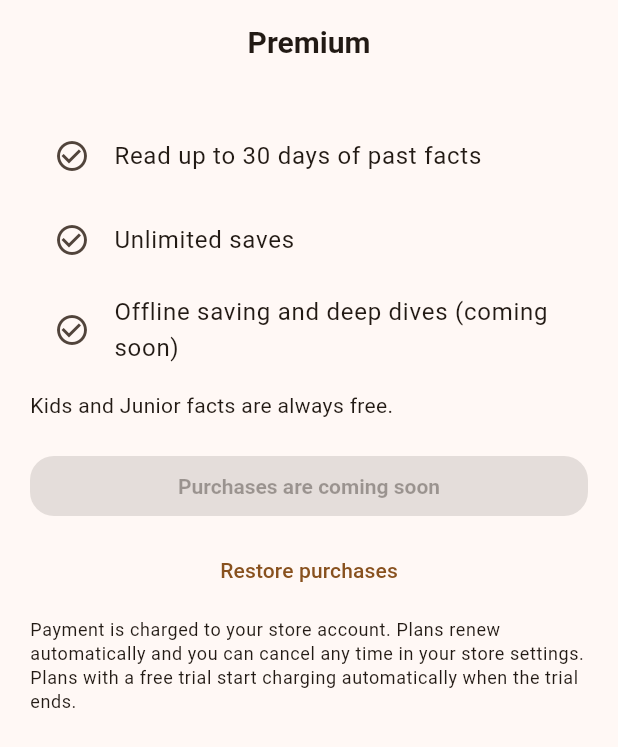
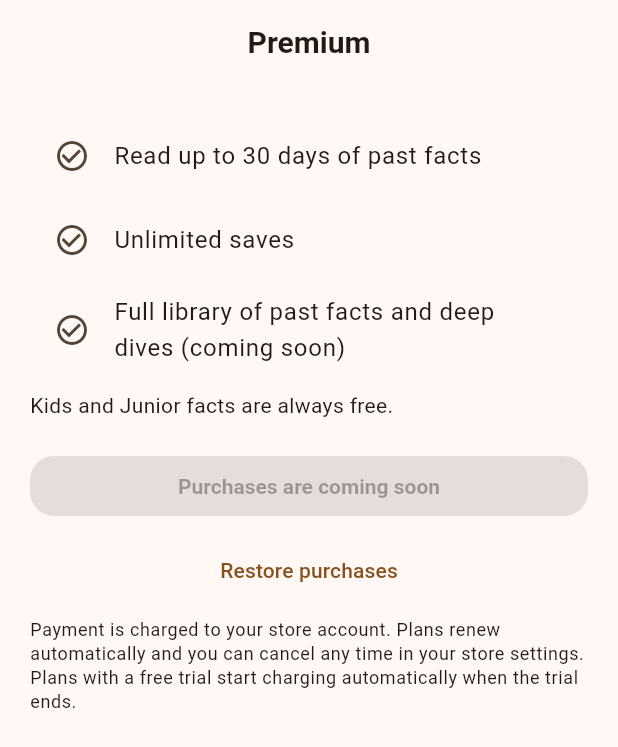
Before and after one commit to zka32101/knowly, a Flutter app: the PremiumScreen screen opened by its route, on a phone screen of 412 x 824 dp. Shown: the top 747 px of the screen. Run offline on Flutter 3.47's test engine with Material 3 defaults, Android fonts, the phone set to English and light mode, and no system bars; our stand-ins replace audio_service, firebase_core, flutter_local_notifications, flutter_riverpod, flutter_timezone, flutter_tts and 4 more; missing offline and left inert: cross_promo_kit, home_widget, purchases_flutter; accounts and stored records are empty.

Commit message:
Paywall: annual savings badge, honest benefit copy
Co-Authored-By: Claude Sonnet 5.5 <noreply@anthropic.com>
Claude-Session: https://claude.ai/code/session_01TV5FS5z2TaHhGRMDVKXkpw

```diff
--- a/lib/l10n/app_en.arb
+++ b/lib/l10n/app_en.arb
@@ -85,7 +85,9 @@
   "premiumTitle": "Premium",
   "premiumBenefit1": "Read up to 30 days of past facts",
   "premiumBenefit2": "Unlimited saves",
-  "premiumBenefit3": "Offline saving and deep dives (coming soon)",
+  "premiumBenefit3": "Full library of past facts and deep dives (coming soon)",
+  "premiumSave": "Save {n}%",
+  "@premiumSave": {"placeholders": {"n": {"type": "int"}}},
   "premiumKidsFree": "Kids and Junior facts are always free.",
   "premiumUnavailable": "Purchases are coming soon",
   "premiumOffline": "Couldn't load plans. Connect to the internet and open this screen again.",
--- a/lib/l10n/app_es.arb
+++ b/lib/l10n/app_es.arb
@@ -78,7 +78,9 @@
   "premiumTitle": "Premium",
   "premiumBenefit1": "Lee hasta 30 días de datos anteriores",
   "premiumBenefit2": "Guardados ilimitados",
-  "premiumBenefit3": "Guardado sin conexión y explicaciones a fondo (próximamente)",
+  "premiumBenefit3": "Biblioteca completa de datos pasados y análisis a fondo (próximamente)",
+  "premiumSave": "Ahorra {n}%",
+  "@premiumSave": {"placeholders": {"n": {"type": "int"}}},
   "premiumKidsFree": "Los datos de Kids y Junior son siempre gratuitos.",
   "premiumUnavailable": "Las compras estarán disponibles pronto",
   "premiumOffline": "No se pudieron cargar los planes. Conéctate a internet y vuelve a abrir esta pantalla.",
--- a/lib/l10n/app_ja.arb
+++ b/lib/l10n/app_ja.arb
@@ -85,7 +85,9 @@
   "premiumTitle": "プレミアム",
   "premiumBenefit1": "これまでの雑学を30日ぶんまで読める",
   "premiumBenefit2": "保存が無制限",
-  "premiumBenefit3": "オフライン保存・深掘り解説（準備中）",
+  "premiumBenefit3": "全バックカタログのライブラリと深掘り解説（準備中）",
+  "premiumSave": "{n}%おトク",
+  "@premiumSave": {"placeholders": {"n": {"type": "int"}}},
   "premiumKidsFree": "キッズ・ジュニアの雑学はずっと無料です。",
   "premiumUnavailable": "購入機能は準備中です",
   "premiumOffline": "プランを読み込めませんでした。ネットワークにつないでからもう一度ひらいてください",
--- a/lib/l10n/app_ko.arb
+++ b/lib/l10n/app_ko.arb
@@ -78,7 +78,9 @@
   "premiumTitle": "Premium",
   "premiumBenefit1": "최근 30일의 지난 상식 읽기",
   "premiumBenefit2": "무제한 저장",
-  "premiumBenefit3": "오프라인 저장과 심화 해설 (준비 중)",
+  "premiumBenefit3": "지난 상식 전체 라이브러리와 심화 해설 (준비 중)",
+  "premiumSave": "{n}% 절약",
+  "@premiumSave": {"placeholders": {"n": {"type": "int"}}},
   "premiumKidsFree": "Kids와 Junior의 상식은 언제나 무료예요.",
   "premiumUnavailable": "결제 기능은 준비 중이에요",
   "premiumOffline": "요금제를 불러오지 못했어요. 인터넷에 연결한 뒤 다시 열어 주세요.",
--- a/lib/l10n/app_localizations.dart
+++ b/lib/l10n/app_localizations.dart
@@ -557,8 +557,14 @@ abstract class AppLocalizations {
   /// No description provided for @premiumBenefit3.
   ///
   /// In ja, this message translates to:
-  /// **'オフライン保存・深掘り解説（準備中）'**
+  /// **'全バックカタログのライブラリと深掘り解説（準備中）'**
   String get premiumBenefit3;
+
+  /// No description provided for @premiumSave.
+  ///
+  /// In ja, this message translates to:
+  /// **'{n}%おトク'**
+  String premiumSave(int n);
 
   /// No description provided for @premiumKidsFree.
   ///
--- a/lib/l10n/app_localizations_en.dart
+++ b/lib/l10n/app_localizations_en.dart
@@ -249,7 +249,13 @@ class AppLocalizationsEn extends AppLocalizations {
   String get premiumBenefit2 => 'Unlimited saves';
 
   @override
-  String get premiumBenefit3 => 'Offline saving and deep dives (coming soon)';
+  String get premiumBenefit3 =>
+      'Full library of past facts and deep dives (coming soon)';
+
+  @override
+  String premiumSave(int n) {
+    return 'Save $n%';
+  }
 
   @override
   String get premiumKidsFree => 'Kids and Junior facts are always free.';
--- a/lib/l10n/app_zh.arb
+++ b/lib/l10n/app_zh.arb
@@ -78,7 +78,9 @@
   "premiumTitle": "Premium",
   "premiumBenefit1": "可阅读最近 30 天的往期冷知识",
   "premiumBenefit2": "无限收藏",
-  "premiumBenefit3": "离线保存与深度解读（即将推出）",
+  "premiumBenefit3": "全部往期知识库和深度解读（即将推出）",
+  "premiumSave": "省 {n}%",
+  "@premiumSave": {"placeholders": {"n": {"type": "int"}}},
   "premiumKidsFree": "Kids 和 Junior 的冷知识永远免费。",
   "premiumUnavailable": "购买功能即将推出",
   "premiumOffline": "无法加载套餐。请连接网络后重新打开此页面。",
--- a/lib/l10n/ja_styles.dart
+++ b/lib/l10n/ja_styles.dart
@@ -203,6 +203,9 @@ class AppLocalizationsJaJunior extends AppLocalizationsJa {
   String get ratingHeh => _jr(super.ratingHeh);
 
   @override
+  String premiumSave(int n) => _jr(super.premiumSave(n));
+
+  @override
   String get gateOk => _jr(super.gateOk);
 
   @override
@@ -863,6 +866,11 @@ class AppLocalizationsJaAdult extends AppLocalizationsJa {
 
   @override
   String get ratingHeh => 'へぇ！';
+
+  @override
+  String premiumSave(int n) {
+    return '${n}%お得';
+  }
 
   @override
   String get gateOk => '次へ';
--- a/lib/screens/premium_screen.dart
+++ b/lib/screens/premium_screen.dart
@@ -105,16 +105,34 @@ class _PremiumScreenState extends ConsumerState<PremiumScreen> {
                         for (final o in list)
                           Card(
                             key: Key('offer_${o.id}'),
+                            shape: o.period == PurchasePeriod.annual
+                                ? RoundedRectangleBorder(
+                                    borderRadius: BorderRadius.circular(12),
+                                    side: BorderSide(color: theme.colorScheme.primary, width: 2))
+                                : null,
                             child: Padding(
                               padding: const EdgeInsets.all(16),
                               child: Column(
                                 crossAxisAlignment: CrossAxisAlignment.start,
                                 children: [
-                                  Text(
-                                    o.period == PurchasePeriod.monthly
-                                        ? l.premiumMonthly
-                                        : l.premiumAnnual,
-                                    style: theme.textTheme.titleMedium,
+                                  Row(
+                                    children: [
+                                      Text(
+                                        o.period == PurchasePeriod.monthly
+                                            ? l.premiumMonthly
+                                            : l.premiumAnnual,
+                                        style: theme.textTheme.titleMedium,
+                                      ),
+                                      if (o.period == PurchasePeriod.annual &&
+                                          annualSavingsPercent(list) != null) ...[
+                                        const SizedBox(width: 8),
+                                        Chip(
+                                          key: const Key('annual_savings'),
+                                          label: Text(l.premiumSave(annualSavingsPercent(list)!)),
+                                          visualDensity: VisualDensity.compact,
+                                        ),
+                                      ],
+                                    ],
                                   ),
                                   const SizedBox(height: 4),
                                   Text(o.priceString,
```
Also changed, not shown: lib/l10n/app_localizations_es.dart (+6 -1 lines), lib/l10n/app_localizations_ja.dart (+6 -1 lines), lib/l10n/app_localizations_ko.dart (+6 -1 lines), lib/l10n/app_localizations_zh.dart (+6 -1 lines), lib/services/entitlement.dart (+14 -0 lines), 4 other files.
